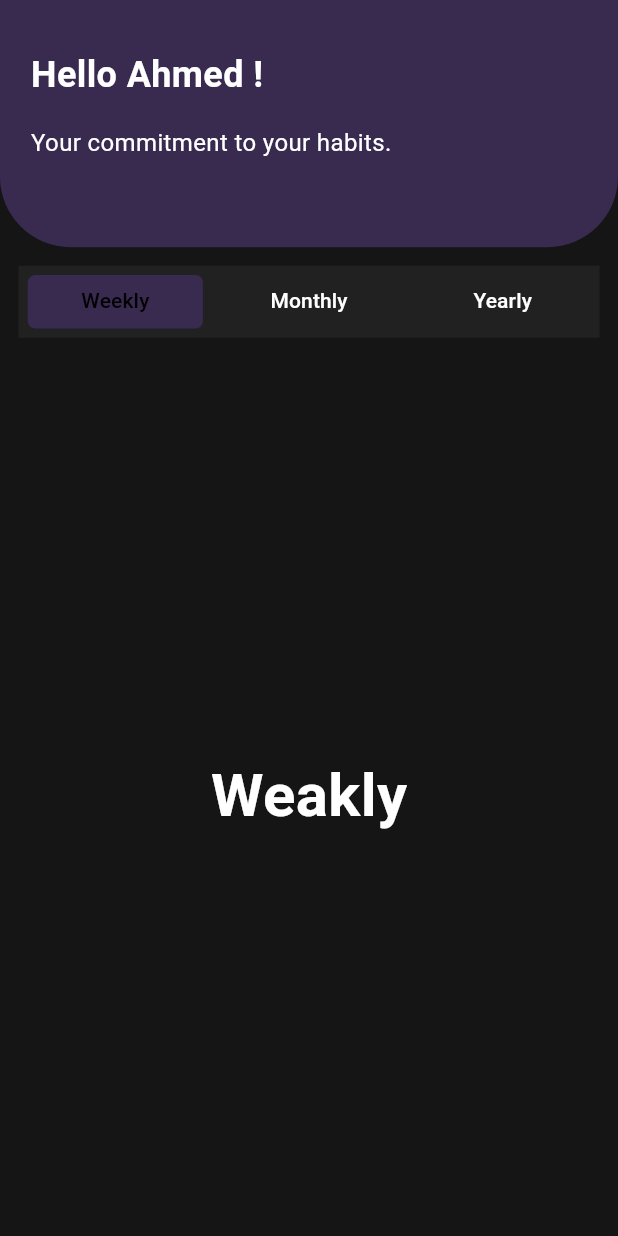
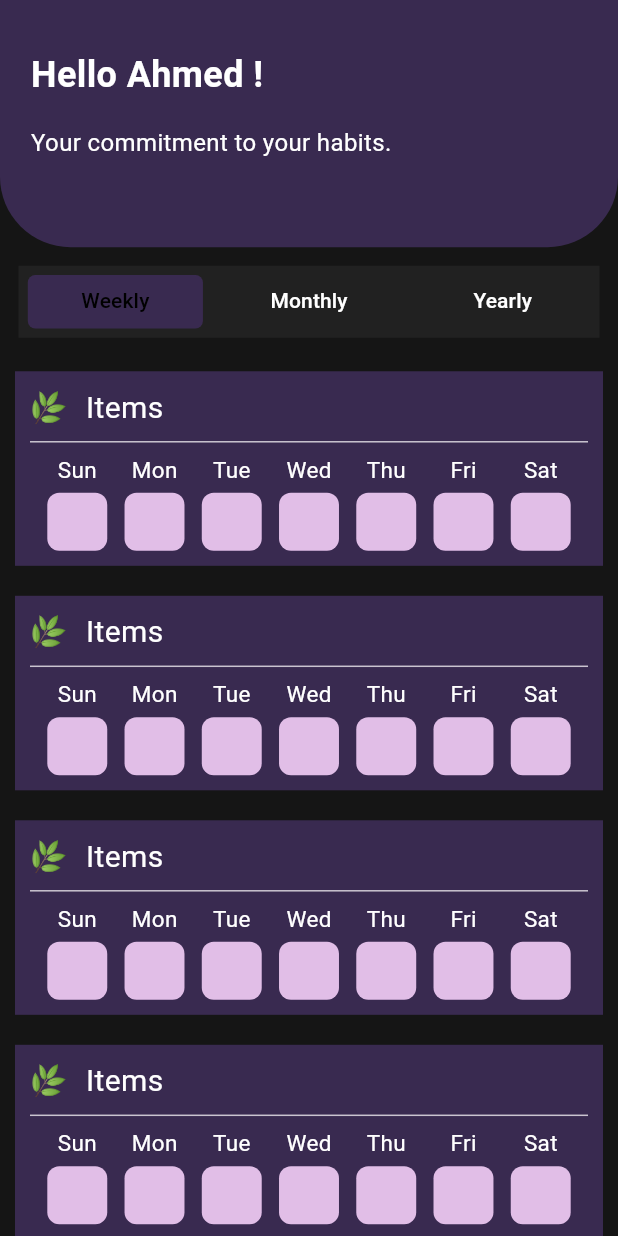
Before and after one commit to AhmadElesily/habit_tracker, a Flutter app: the AnalysisScreen screen opened directly, on a phone screen of 412 x 824 dp. Run offline on Flutter 3.47's test engine with Material 3 defaults, Android fonts, the phone set to English and light mode, and no system bars; our stand-ins replace google_fonts, table_calendar.

Commit message:
Finish Weekly Ui

```diff
--- a/lib/features/analysis/analysis_screen.dart
+++ b/lib/features/analysis/analysis_screen.dart
@@ -107,10 +107,10 @@ class _AnalysisScreenState extends State<AnalysisScreen>
         Expanded(
           child: TabBarView(
             controller: _tabController,
-            children: const [
+            children: [
               WeeklyView(),
-              MonthlyView(),
-              YearlyView(),
+              const MonthlyView(),
+              const YearlyView(),
             ],
           ),
         ),
--- a/lib/features/analysis/items_completed/weeklyView.dart
+++ b/lib/features/analysis/items_completed/weeklyView.dart
@@ -1,19 +1,119 @@
 import 'package:flutter/material.dart';
+import 'package:habit_tracker/features/core/themes/colors.dart';
 
-import '../../core/themes/colors.dart';
-
-class WeeklyView extends StatelessWidget {
+class WeeklyView extends StatefulWidget {
   const WeeklyView({super.key});
 
   @override
+  State<WeeklyView> createState() => _WeeklyViewState();
+}
+
+class _WeeklyViewState extends State<WeeklyView> {
+
+  List<bool> selectedDays = [
+    false,
+    false,
+    false,
+    false,
+    false,
+    false,
+    false,
+  ];
+
+  List<String> days = [
+    "Sun",
+    "Mon",
+    "Tue",
+    "Wed",
+    "Thu",
+    "Fri",
+    "Sat",
+  ];
+
+  @override
   Widget build(BuildContext context) {
-    return const Center(
-      child: Text(
-        "Weakly",
-        style: TextStyle(
-          fontSize: 40,
-          fontWeight: FontWeight.bold,
-          color: AppColors.whiteColor,
+    return ListView.builder(
+      itemCount: 10,
+      itemBuilder: (context, index) => buildWeeklyView(),
+    );
+  }
+
+  Widget buildWeeklyView() {
+    return Padding(
+      padding: EdgeInsets.all(10),
+      child: Container(
+        padding: EdgeInsets.all(10),
+        // height: 20,
+        color: AppColors.primaryColor,
+        child: Column(
+          children: [
+            const Row(
+              children: [
+                Text(
+                  "🌿",
+                  style: TextStyle(fontSize: 20),
+                ),
+                SizedBox(
+                  width: 12,
+                ),
+                Text(
+                  "Items",
+                  style: TextStyle(fontSize: 20, color: AppColors.whiteColor),
+                ),
+              ],
+            ),
+            const Divider(),
+            Row(
+              mainAxisAlignment: MainAxisAlignment.spaceEvenly,
+              children: List.generate(
+                days.length,
+                (index) {
+                  return InkWell(
+                    onTap: () {
+                      setState(() {
+                        selectedDays[index] =
+                            !selectedDays[index]; // Toggle selection
+                      });
+                    },
+                    child: Column(
+                      children: [
+                        Text(
+                          days[index],
+                          style: const TextStyle(
+                              fontSize: 15, color: AppColors.whiteColor),
+                        ),
+                        SizedBox(
+                          height: MediaQuery.sizeOf(context).height * 0.006,
+                        ),
+                        Container(
+                          padding: EdgeInsets.all(
+                            MediaQuery.sizeOf(context).width * 0.02,
+                          ),
+                          decoration: BoxDecoration(
+                            color: selectedDays[index]
+                                ? AppColors.mediumBlue
+                                : Colors.purple[100],
+                            borderRadius: BorderRadius.circular(8),
+                          ),
+                          child: selectedDays[index]
+                              ? const Icon(
+                                  Icons.check_circle,
+                                  color: AppColors.whiteColor,
+                                )
+                              : SizedBox(
+                                  width:
+                                      MediaQuery.sizeOf(context).width * 0.057,
+                                  height:
+                                      MediaQuery.sizeOf(context).height * 0.027,
+                                ),
+                        )
+                      ],
+                    ),
+                  );
+                },
+              ),
+            ),
+          ],
         ),
       ),
     );
--- a/lib/features/core/themes/colors.dart
+++ b/lib/features/core/themes/colors.dart
@@ -9,5 +9,6 @@ class AppColors {
   static const Color buttonColor = Color(0xFFFF5722);  // Orange
   static const Color whiteColor = Colors.white;
   static const Color customPurple = Color(0xffDAD3F9);  // Orange
+  static const Color mediumBlue = Color(0xff6959D6);  // Orange
   static const Color blueColor = Colors.blue;  // Orange
 }
--- a/lib/features/home/home.dart
+++ b/lib/features/home/home.dart
@@ -1,11 +1,9 @@
 import 'package:flutter/material.dart';
 import 'package:google_fonts/google_fonts.dart';
 import 'package:habit_tracker/features/analysis/analysis_screen.dart';
-import 'package:habit_tracker/features/calender/calender_Tab.dart';
 import 'package:habit_tracker/features/core/themes/colors.dart';
 import 'package:habit_tracker/features/items_task/add_task/add_habit.dart';
 import 'package:habit_tracker/features/home/home_layout/home_layout.dart';
-import 'package:table_calendar/table_calendar.dart';
 
 class HomePage extends StatefulWidget {
   const HomePage({super.key});
@@ -26,19 +24,17 @@ class _HomePageState extends State<HomePage> {
 
   @override
   Widget build(BuildContext context) {
-    double heightSize = MediaQuery.sizeOf(context).height;
-    double widthSize = MediaQuery.sizeOf(context).width;
     return Scaffold(
-      resizeToAvoidBottomInset: true,
+      backgroundColor: AppColors.backgroundColor,
       body: tabs[currentIndex],
       floatingActionButtonLocation:
           FloatingActionButtonLocation.miniCenterDocked,
-      floatingActionButton: buildFab(heightSize * 0.4),
+      floatingActionButton: buildFab(),
       bottomNavigationBar: bottomAppBar(),
     );
   }
 
-  Widget buildFab(double height) {
+  Widget buildFab() {
     return FloatingActionButton(
       shape: OutlineInputBorder(
           borderRadius:
--- a/lib/features/home/home_layout/home_layout.dart
+++ b/lib/features/home/home_layout/home_layout.dart
@@ -17,14 +17,10 @@ class _HomeLayoutState extends State<HomeLayout> {
 
   @override
   Widget build(BuildContext context) {
-    double widthSize = MediaQuery
-        .sizeOf(context)
-        .width;
-    double heightSize = MediaQuery
-        .sizeOf(context)
-        .height;
+    double widthSize = MediaQuery.sizeOf(context).width;
+    double heightSize = MediaQuery.sizeOf(context).height;
     return Scaffold(
-        backgroundColor: AppColors.backgroundColor,
+      backgroundColor: Colors.transparent,
       appBar: PreferredSize(
         preferredSize:
         Size.fromHeight(MediaQuery
@@ -83,30 +79,25 @@ class _HomeLayoutState extends State<HomeLayout> {
                 return buildHabitCard();
               }),
         ),
-        ]));
+      ]),
+    );
   }
 
   Widget buildHabitCard() {
     return Container(
       margin: EdgeInsets.all(
-        MediaQuery
-            .sizeOf(context)
-            .height * 0.015,
+        MediaQuery.sizeOf(context).height * 0.015,
       ),
       color: AppColors.primaryColor,
       child: ListTile(
         title: Row(
           children: [
             SizedBox(
-              width: MediaQuery
-                  .sizeOf(context)
-                  .width * 0.015,
+              width: MediaQuery.sizeOf(context).width * 0.015,
             ),
             const Icon(Icons.send),
             SizedBox(
-              width: MediaQuery
-                  .sizeOf(context)
-                  .width * 0.05,
+              width: MediaQuery.sizeOf(context).width * 0.05,
             ),
             Text(
               "Title",
--- a/lib/features/items_task/add_task/add_habit.dart
+++ b/lib/features/items_task/add_task/add_habit.dart
@@ -5,7 +5,7 @@ class AddHabitItem extends StatefulWidget {
   const AddHabitItem({super.key});
 
   @override
-  _AddHabitItemState createState() => _AddHabitItemState();
+  State<AddHabitItem> createState() => _AddHabitItemState();
 }
 
 class _AddHabitItemState extends State<AddHabitItem> {
```
Lines whose indentation alone changed are shown as unchanged.
